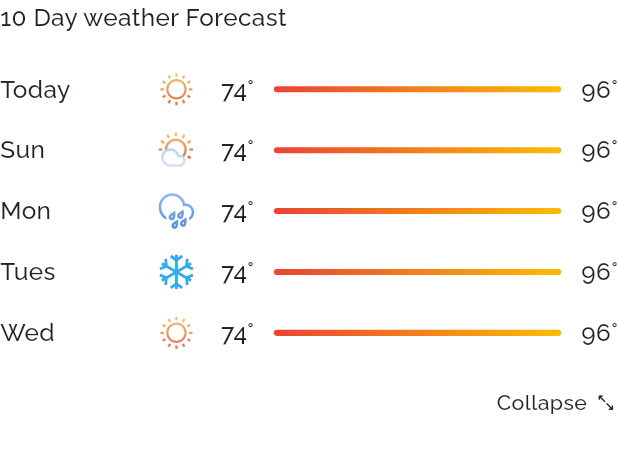
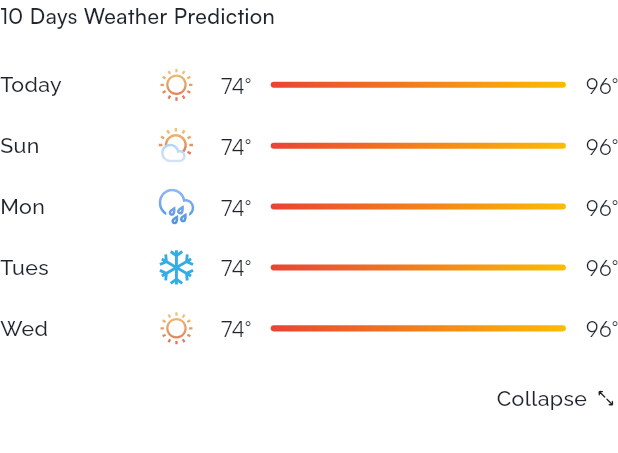
Before and after one commit to Jossyboydgenius/BetterBreaks, a Flutter app: the ExpandedWeatherForecast widget shown alone on an empty page, opened directly with empty values, on a phone screen of 412 x 824 dp. Shown: the top 453 px of the screen. Run offline on Flutter 3.47's test engine with Material 3 defaults, Android fonts, the phone set to English and light mode, and no system bars; our stand-ins replace bot_toast, connectivity_plus, dots_indicator, flutter_dotenv, flutter_screenutil, flutter_svg and 3 more; project files that could hold a hidden picture were left out.

Commit message:
Refactor ExpandedWeatherForecast styling to improve text presentation. Adjust font sizes and weights for day, low, and high temperature displays, and update the title to '10 Days Weather Prediction' for clarity.

```diff
--- a/lib/ui/widgets/expanded_weather_forecast.dart
+++ b/lib/ui/widgets/expanded_weather_forecast.dart
@@ -22,7 +22,8 @@ class ExpandedWeatherForecast extends StatelessWidget {
             child: Text(
               day,
               style: AppTextStyle.raleway(
-                fontSize: 16.sp,
+                fontSize: 14.sp,
+                fontWeight: FontWeight.w500,
                 color: AppColors.lightBlack,
               ),
             ),
@@ -35,8 +36,10 @@ class ExpandedWeatherForecast extends StatelessWidget {
           SizedBox(width: 16.w),
           Text(
             '$lowTemp°',
-            style: AppTextStyle.raleway(
-              fontSize: 16.sp,
+            style: AppTextStyle.satoshi(
+              fontSize: 14.sp,
+              fontWeight: FontWeight.w400,
+              color: AppColors.lightBlack,
             ),
           ),
           SizedBox(width: 12.w),
@@ -52,8 +55,9 @@ class ExpandedWeatherForecast extends StatelessWidget {
           SizedBox(width: 12.w),
           Text(
             '$highTemp°',
-            style: AppTextStyle.raleway(
-              fontSize: 16.sp,
+            style: AppTextStyle.satoshi(
+              fontSize: 14.sp,
+              fontWeight: FontWeight.w400,
               color: AppColors.lightBlack,
             ),
           ),
@@ -83,9 +87,9 @@ class ExpandedWeatherForecast extends StatelessWidget {
       crossAxisAlignment: CrossAxisAlignment.start,
       children: [
         Text(
-          '10 Day weather Forecast',
-          style: AppTextStyle.raleway(
-            fontSize: 16.sp,
+          '10 Days Weather Prediction',
+          style: AppTextStyle.satoshi(
+            fontSize: 14.sp,
             fontWeight: FontWeight.w500,
             color: AppColors.lightBlack,
           ),
```
